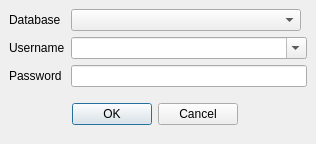
This is Forms/c5login.ui in End1-1/Cafe5 as Qt 5 draws it before an edit. The edited form follows.
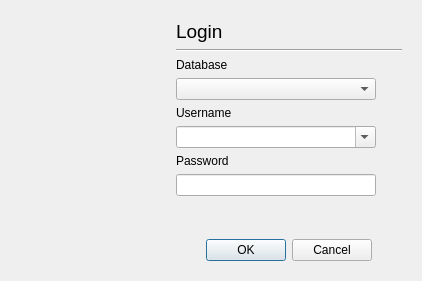
This is the edited form. Icons and pictures are not drawn.

Commit message: Beautifull login

Patch:
```diff
--- a/Forms/c5login.ui
+++ b/Forms/c5login.ui
@@ -6,30 +6,18 @@
    <rect>
     <x>0</x>
     <y>0</y>
-    <width>316</width>
-    <height>144</height>
+    <width>418</width>
+    <height>281</height>
    </rect>
   </property>
   <property name="windowTitle">
    <string>Login</string>
   </property>
-  <layout class="QVBoxLayout" name="verticalLayout">
-   <property name="leftMargin">
-    <number>0</number>
-   </property>
-   <property name="topMargin">
-    <number>0</number>
-   </property>
-   <property name="rightMargin">
-    <number>0</number>
-   </property>
-   <property name="bottomMargin">
-    <number>0</number>
-   </property>
-   <item>
+  <layout class="QGridLayout" name="gridLayout_2">
+   <item row="0" column="1">
     <widget class="QWidget" name="widget_2" native="true">
-     <layout class="QGridLayout" name="gridLayout" columnstretch="0,1,0">
-      <item row="2" column="0">
+     <layout class="QGridLayout" name="gridLayout" columnstretch="0,0,0">
+      <item row="6" column="0">
        <widget class="QLabel" name="label_2">
         <property name="sizePolicy">
          <sizepolicy hsizetype="Minimum" vsizetype="Preferred">
@@ -42,7 +30,14 @@
         </property>
        </widget>
       </item>
-      <item row="0" column="0">
+      <item row="5" column="0">
+       <widget class="QComboBox" name="leUsername">
+        <property name="editable">
+         <bool>true</bool>
+        </property>
+       </widget>
+      </item>
+      <item row="2" column="0">
        <widget class="QLabel" name="label_3">
         <property name="sizePolicy">
          <sizepolicy hsizetype="Minimum" vsizetype="Preferred">
@@ -55,21 +50,21 @@
         </property>
        </widget>
       </item>
-      <item row="1" column="0">
-       <widget class="QLabel" name="label">
-        <property name="sizePolicy">
-         <sizepolicy hsizetype="Minimum" vsizetype="Preferred">
-          <horstretch>0</horstretch>
-          <verstretch>0</verstretch>
-         </sizepolicy>
-        </property>
-        <property name="text">
-         <string>Username</string>
+      <item row="7" column="0">
+       <widget class="QLineEdit" name="lePassword">
+        <property name="echoMode">
+         <enum>QLineEdit::Password</enum>
         </property>
        </widget>
       </item>
-      <item row="0" column="1">
+      <item row="3" column="0">
        <widget class="QComboBox" name="cbDatabases">
+        <property name="minimumSize">
+         <size>
+          <width>200</width>
+          <height>0</height>
+         </size>
+        </property>
         <property name="focusPolicy">
          <enum>Qt::NoFocus</enum>
         </property>
@@ -78,7 +73,59 @@
         </property>
        </widget>
       </item>
-      <item row="3" column="0" colspan="2">
+      <item row="8" column="1">
+       <spacer name="verticalSpacer">
+        <property name="orientation">
+         <enum>Qt::Vertical</enum>
+        </property>
+        <property name="sizeHint" stdset="0">
+         <size>
+          <width>20</width>
+          <height>40</height>
+         </size>
+        </property>
+       </spacer>
+      </item>
+      <item row="0" column="0" colspan="2">
+       <widget class="QLabel" name="lbLogin">
+        <property name="font">
+         <font>
+          <pointsize>14</pointsize>
+         </font>
+        </property>
+        <property name="styleSheet">
+         <string notr="true">font-size:18;
+color: black;</string>
+        </property>
+        <property name="text">
+         <string>Login</string>
+        </property>
+       </widget>
+      </item>
+      <item row="4" column="0">
+       <widget class="QLabel" name="label">
+        <property name="sizePolicy">
+         <sizepolicy hsizetype="Minimum" vsizetype="Preferred">
+          <horstretch>0</horstretch>
+          <verstretch>0</verstretch>
+         </sizepolicy>
+        </property>
+        <property name="text">
+         <string>Username</string>
+        </property>
+       </widget>
+      </item>
+      <item row="1" column="0" colspan="2">
+       <widget class="Line" name="line">
+        <property name="orientation">
+         <enum>Qt::Horizontal</enum>
+        </property>
+       </widget>
+      </item>
+     </layout>
+    </widget>
+   </item>
+   <item row="1" column="1">
        <widget class="QWidget" name="widget" native="true">
         <layout class="QHBoxLayout" name="horizontalLayout">
          <item>
@@ -124,21 +171,23 @@
         </layout>
        </widget>
       </item>
-      <item row="1" column="1" colspan="2">
-       <widget class="QComboBox" name="leUsername">
-        <property name="editable">
+   <item row="0" column="0" rowspan="2">
+    <widget class="QLabel" name="label_4">
+     <property name="minimumSize">
+      <size>
+       <width>150</width>
+       <height>250</height>
+      </size>
+     </property>
+     <property name="text">
+      <string/>
+     </property>
+     <property name="pixmap">
+      <pixmap resource="../resources/res.qrc">:/officen.png</pixmap>
+     </property>
+     <property name="scaledContents">
          <bool>true</bool>
         </property>
-       </widget>
-      </item>
-      <item row="2" column="1" colspan="2">
-       <widget class="QLineEdit" name="lePassword">
-        <property name="echoMode">
-         <enum>QLineEdit::Password</enum>
-        </property>
-       </widget>
-      </item>
-     </layout>
     </widget>
    </item>
   </layout>
```
Left out of the diff: 8 changed lines with no effect on the pictures. Lines whose indentation alone changed are shown as unchanged. The commit also changes 64 other files.
